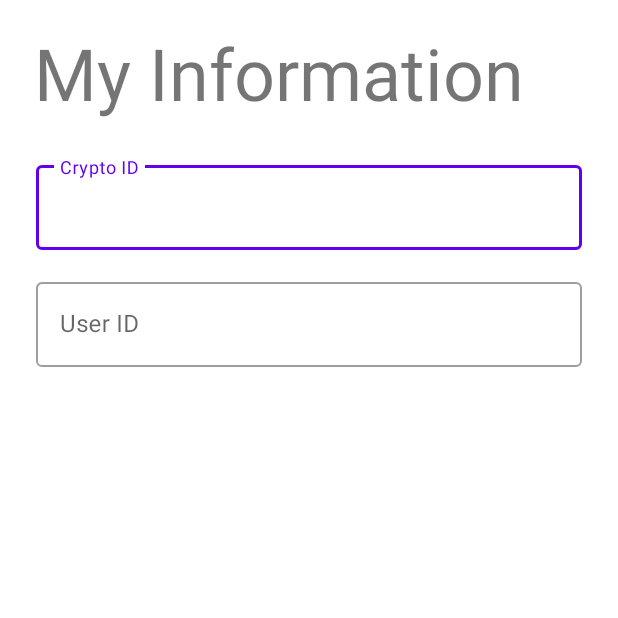
After one commit to x64-tech/Morden-Election, an Android app: the MyInformation screen opened directly, with no data from a screen before it, on a phone screen of 412 x 824 dp, the top half of it. The commit adds this screen. Run offline under Robolectric (Android 15) with nearby library versions, the phone set to English and light mode, and no system bars.

Commit message:
done with my info page

```diff
--- a/app/src/main/AndroidManifest.xml
+++ b/app/src/main/AndroidManifest.xml
@@ -8,7 +8,6 @@
 
     <application
         android:allowBackup="true"
-        android:usesCleartextTraffic="true"
         android:dataExtractionRules="@xml/data_extraction_rules"
         android:fullBackupContent="@xml/backup_rules"
         android:icon="@mipmap/ic_launcher"
@@ -16,7 +15,15 @@
         android:roundIcon="@mipmap/ic_launcher_round"
         android:supportsRtl="true"
         android:theme="@style/Theme.MordenElection"
+        android:usesCleartextTraffic="true"
         tools:targetApi="31">
+        <activity
+            android:name=".pages.MyInformation"
+            android:exported="false">
+            <meta-data
+                android:name="android.app.lib_name"
+                android:value="" />
+        </activity>
         <activity
             android:name=".pages.RegisterActivity"
             android:exported="false">
--- /dev/null
+++ b/app/src/main/java/com/x64tech/mordenelection/pages/MyInformation.java
@@ -0,0 +1,31 @@
+package com.x64tech.mordenelection.pages;
+
+import androidx.appcompat.app.AppCompatActivity;
+
+import android.os.Bundle;
+import android.widget.EditText;
+
+import com.x64tech.mordenelection.R;
+import com.x64tech.mordenelection.extras.SharedPrefHelper;
+
+public class MyInformation extends AppCompatActivity {
+
+    private SharedPrefHelper sharedPrefHelper;
+    private EditText cryptoID, userID;
+    @Override
+    protected void onCreate(Bundle savedInstanceState) {
+        super.onCreate(savedInstanceState);
+        setContentView(R.layout.activity_my_information);
+        initVar();
+
+        cryptoID.setText(sharedPrefHelper.getSharedPreferences().getString("cryptoID", ""));
+        userID.setText(sharedPrefHelper.getUserID());
+    }
+
+    private void initVar() {
+        cryptoID = findViewById(R.id.cryptoID);
+        userID = findViewById(R.id.userID);
+
+        sharedPrefHelper = new SharedPrefHelper(this);
+    }
+}
--- a/app/src/main/java/com/x64tech/mordenelection/pages/ProfileFragment.java
+++ b/app/src/main/java/com/x64tech/mordenelection/pages/ProfileFragment.java
@@ -59,7 +59,8 @@ public class ProfileFragment extends Fragment {
             });
 
             view.findViewById(R.id.Information).setOnClickListener(view12 -> {
-
+                intent = new Intent(this.getContext(), MyInformation.class);
+                startActivity(intent);
             });
 
             view.findViewById(R.id.settings).setOnClickListener(view12 -> {
--- /dev/null
+++ b/app/src/main/res/layout/activity_my_information.xml
@@ -0,0 +1,58 @@
+<?xml version="1.0" encoding="utf-8"?>
+<androidx.constraintlayout.widget.ConstraintLayout xmlns:android="http://schemas.android.com/apk/res/android"
+    xmlns:app="http://schemas.android.com/apk/res-auto"
+    xmlns:tools="http://schemas.android.com/tools"
+    android:layout_width="match_parent"
+    android:layout_height="match_parent"
+    tools:context=".pages.MyInformation">
+
+    <TextView
+        android:id="@+id/textView2"
+        android:layout_width="wrap_content"
+        android:layout_height="wrap_content"
+        android:layout_marginStart="8dp"
+        android:layout_marginTop="16dp"
+        android:text="My Information"
+        android:textSize="48sp"
+        app:layout_constraintEnd_toEndOf="parent"
+        app:layout_constraintHorizontal_bias="0.188"
+        app:layout_constraintStart_toStartOf="parent"
+        app:layout_constraintTop_toTopOf="parent" />
+
+    <com.google.android.material.textfield.TextInputLayout
+        android:id="@+id/textInputLayout8"
+        style="@style/Widget.MaterialComponents.TextInputLayout.OutlinedBox"
+        android:layout_width="match_parent"
+        android:layout_height="wrap_content"
+        android:layout_marginStart="24dp"
+        android:layout_marginTop="24dp"
+        android:layout_marginEnd="24dp"
+        app:layout_constraintEnd_toEndOf="parent"
+        app:layout_constraintStart_toStartOf="parent"
+        app:layout_constraintTop_toBottomOf="@+id/textView2">
+
+        <EditText
+            android:id="@+id/cryptoID"
+            android:layout_width="match_parent"
+            android:layout_height="wrap_content"
+            android:hint="Crypto ID" />
+    </com.google.android.material.textfield.TextInputLayout>
+
+    <com.google.android.material.textfield.TextInputLayout
+        style="@style/Widget.MaterialComponents.TextInputLayout.OutlinedBox"
+        android:layout_width="match_parent"
+        android:layout_height="wrap_content"
+        android:layout_marginStart="24dp"
+        android:layout_marginTop="16dp"
+        android:layout_marginEnd="24dp"
+        app:layout_constraintEnd_toEndOf="parent"
+        app:layout_constraintStart_toStartOf="parent"
+        app:layout_constraintTop_toBottomOf="@+id/textInputLayout8">
+
+        <EditText
+            android:id="@+id/userID"
+            android:layout_width="match_parent"
+            android:layout_height="wrap_content"
+            android:hint="User ID" />
+    </com.google.android.material.textfield.TextInputLayout>
+</androidx.constraintlayout.widget.ConstraintLayout>
```
